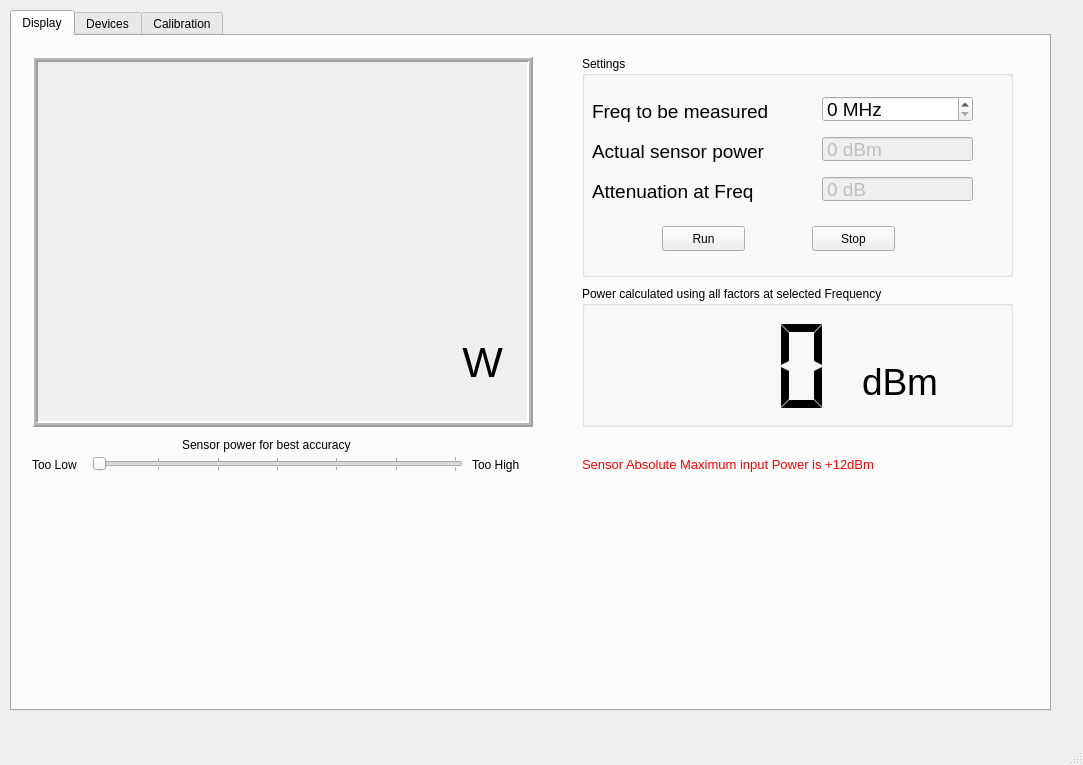
This is powerMeter.ui in g4ixt/RFPowerMeter as Qt 5 draws it before an edit. The edited form follows.
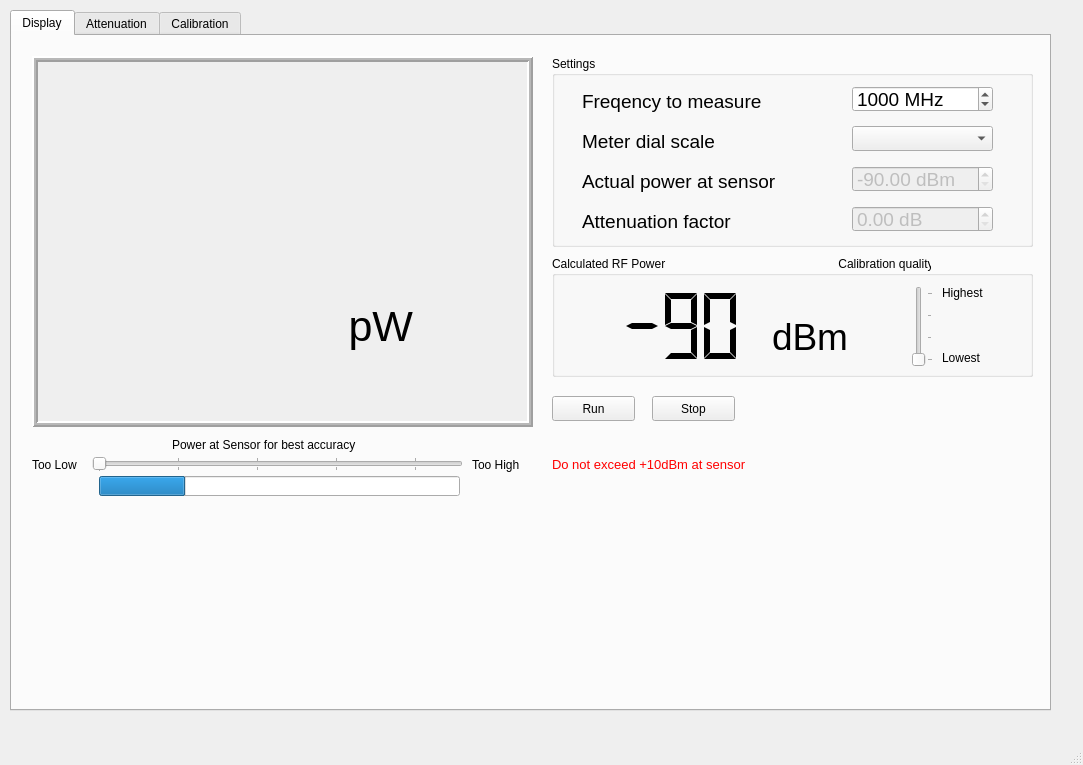
This is the edited form. The open tabs and pages were chosen to show the change. Custom widgets are drawn as their Qt base class.

```diff
--- a/powerMeter.ui
+++ b/powerMeter.ui
@@ -33,36 +33,6 @@
      <attribute name="title">
       <string>Display</string>
      </attribute>
-     <widget class="QLCDNumber" name="lcd">
-      <property name="geometry">
-       <rect>
-        <x>590</x>
-        <y>280</y>
-        <width>251</width>
-        <height>101</height>
-       </rect>
-      </property>
-      <property name="font">
-       <font>
-        <pointsize>20</pointsize>
-       </font>
-      </property>
-      <property name="frameShape">
-       <enum>QFrame::NoFrame</enum>
-      </property>
-      <property name="smallDecimalPoint">
-       <bool>false</bool>
-      </property>
-      <property name="digitCount">
-       <number>4</number>
-      </property>
-      <property name="mode">
-       <enum>QLCDNumber::Dec</enum>
-      </property>
-      <property name="segmentStyle">
-       <enum>QLCDNumber::Flat</enum>
-      </property>
-     </widget>
      <widget class="QFrame" name="frame">
       <property name="geometry">
        <rect>
@@ -102,11 +72,11 @@
        <property name="styleSheet">
         <string notr="true"/>
        </property>
-       <widget class="QLabel" name="label_4">
+       <widget class="QLabel" name="powerUnit">
         <property name="geometry">
          <rect>
-          <x>360</x>
-          <y>246</y>
+          <x>270</x>
+          <y>210</y>
           <width>91</width>
           <height>61</height>
          </rect>
@@ -120,7 +90,7 @@
          <enum>Qt::LeftToRight</enum>
         </property>
         <property name="text">
-         <string>W</string>
+         <string>pW</string>
         </property>
         <property name="alignment">
          <set>Qt::AlignRight|Qt::AlignTrailing|Qt::AlignVCenter</set>
@@ -128,31 +98,13 @@
        </widget>
       </widget>
      </widget>
-     <widget class="QLabel" name="powerUnit">
-      <property name="geometry">
-       <rect>
-        <x>850</x>
-        <y>310</y>
-        <width>101</width>
-        <height>71</height>
-       </rect>
-      </property>
-      <property name="font">
-       <font>
-        <pointsize>28</pointsize>
-       </font>
-      </property>
-      <property name="text">
-       <string>dBm</string>
-      </property>
-     </widget>
      <widget class="QGroupBox" name="groupBox_3">
       <property name="geometry">
        <rect>
-        <x>570</x>
+        <x>540</x>
         <y>20</y>
-        <width>431</width>
-        <height>221</height>
+        <width>481</width>
+        <height>191</height>
        </rect>
       </property>
       <property name="title">
@@ -161,9 +113,9 @@
       <widget class="QSpinBox" name="freqBox">
        <property name="geometry">
         <rect>
-         <x>240</x>
-         <y>40</y>
-         <width>151</width>
+         <x>300</x>
+         <y>30</y>
+         <width>141</width>
          <height>26</height>
         </rect>
        </property>
@@ -175,16 +127,25 @@
        <property name="suffix">
         <string> MHz</string>
        </property>
+       <property name="minimum">
+        <number>1</number>
+       </property>
        <property name="maximum">
         <number>6000</number>
        </property>
+       <property name="singleStep">
+        <number>100</number>
+       </property>
+       <property name="value">
+        <number>1000</number>
+       </property>
       </widget>
       <widget class="QLabel" name="label_8">
        <property name="geometry">
         <rect>
-         <x>10</x>
-         <y>40</y>
-         <width>221</width>
+         <x>30</x>
+         <y>30</y>
+         <width>251</width>
          <height>30</height>
         </rect>
        </property>
@@ -194,45 +155,15 @@
         </font>
        </property>
        <property name="text">
-        <string>Freq to be measured</string>
-       </property>
-      </widget>
-      <widget class="QSpinBox" name="sensorPower">
-       <property name="enabled">
-        <bool>false</bool>
-       </property>
-       <property name="geometry">
-        <rect>
-         <x>240</x>
-         <y>80</y>
-         <width>151</width>
-         <height>26</height>
-        </rect>
-       </property>
-       <property name="font">
-        <font>
-         <pointsize>14</pointsize>
-        </font>
-       </property>
-       <property name="buttonSymbols">
-        <enum>QAbstractSpinBox::NoButtons</enum>
-       </property>
-       <property name="suffix">
-        <string> dBm</string>
-       </property>
-       <property name="minimum">
-        <number>-80</number>
-       </property>
-       <property name="maximum">
-        <number>10</number>
+        <string>Freqency to measure</string>
        </property>
       </widget>
       <widget class="QLabel" name="label_10">
        <property name="geometry">
         <rect>
-         <x>10</x>
-         <y>120</y>
-         <width>221</width>
+         <x>30</x>
+         <y>150</y>
+         <width>251</width>
          <height>30</height>
         </rect>
        </property>
@@ -242,18 +173,18 @@
         </font>
        </property>
        <property name="text">
-        <string>Attenuation at Freq</string>
+        <string>Attenuation factor</string>
        </property>
       </widget>
-      <widget class="QSpinBox" name="totalAttenuation">
+      <widget class="QDoubleSpinBox" name="totalLoss">
        <property name="enabled">
         <bool>false</bool>
        </property>
        <property name="geometry">
         <rect>
-         <x>240</x>
-         <y>120</y>
-         <width>151</width>
+         <x>300</x>
+         <y>150</y>
+         <width>141</width>
          <height>26</height>
         </rect>
        </property>
@@ -262,67 +193,96 @@
          <pointsize>14</pointsize>
         </font>
        </property>
-       <property name="buttonSymbols">
-        <enum>QAbstractSpinBox::NoButtons</enum>
-       </property>
        <property name="suffix">
         <string> dB</string>
        </property>
+       <property name="singleStep">
+        <double>0.010000000000000</double>
+       </property>
+      </widget>
+      <widget class="QDoubleSpinBox" name="sensorPower">
+       <property name="enabled">
+        <bool>false</bool>
+       </property>
+       <property name="geometry">
+        <rect>
+         <x>300</x>
+         <y>110</y>
+         <width>141</width>
+         <height>26</height>
+        </rect>
+       </property>
+       <property name="font">
+        <font>
+         <pointsize>14</pointsize>
+        </font>
+       </property>
+       <property name="suffix">
+        <string> dBm</string>
+       </property>
        <property name="minimum">
-        <number>-80</number>
+        <double>-90.000000000000000</double>
        </property>
        <property name="maximum">
-        <number>10</number>
+        <double>20.000000000000000</double>
        </property>
+       <property name="singleStep">
+        <double>0.010000000000000</double>
+       </property>
+       <property name="value">
+        <double>-90.000000000000000</double>
+       </property>
       </widget>
-      <widget class="QPushButton" name="runButton">
+      <widget class="QLabel" name="label_9">
        <property name="geometry">
         <rect>
-         <x>80</x>
-         <y>170</y>
-         <width>83</width>
-         <height>25</height>
+         <x>30</x>
+         <y>110</y>
+         <width>251</width>
+         <height>30</height>
         </rect>
        </property>
+       <property name="font">
+        <font>
+         <pointsize>14</pointsize>
+        </font>
+       </property>
        <property name="text">
-        <string>Run</string>
+        <string>Actual power at sensor</string>
        </property>
       </widget>
-      <widget class="QPushButton" name="stopButton">
+      <widget class="QComboBox" name="Scale">
        <property name="geometry">
         <rect>
-         <x>230</x>
-         <y>170</y>
-         <width>83</width>
+         <x>300</x>
+         <y>70</y>
+         <width>141</width>
          <height>25</height>
         </rect>
        </property>
+      </widget>
+      <widget class="QLabel" name="label_11">
+       <property name="geometry">
+        <rect>
+         <x>30</x>
+         <y>70</y>
+         <width>251</width>
+         <height>30</height>
+        </rect>
+       </property>
+       <property name="font">
+        <font>
+         <pointsize>14</pointsize>
+        </font>
+       </property>
        <property name="text">
-        <string>Stop</string>
+        <string>Meter dial scale</string>
        </property>
       </widget>
      </widget>
-     <widget class="QLabel" name="label_9">
-      <property name="geometry">
-       <rect>
-        <x>580</x>
-        <y>100</y>
-        <width>221</width>
-        <height>30</height>
-       </rect>
-      </property>
-      <property name="font">
-       <font>
-        <pointsize>14</pointsize>
-       </font>
-      </property>
-      <property name="text">
-       <string>Actual sensor power</string>
-      </property>
-     </widget>
-     <widget class="QSlider" name="horizontalSlider">
+     <widget class="QSlider" name="powerSlider">
       <property name="enabled">
-       <bool>false</bool>
+       <bool>true</bool>
       </property>
       <property name="geometry">
        <rect>
@@ -333,13 +293,13 @@
        </rect>
       </property>
       <property name="minimum">
-       <number>-60</number>
+       <number>-50</number>
       </property>
       <property name="maximum">
-       <number>0</number>
+       <number>-5</number>
       </property>
       <property name="value">
-       <number>-60</number>
+       <number>-50</number>
       </property>
       <property name="orientation">
        <enum>Qt::Horizontal</enum>
@@ -380,14 +340,14 @@
      <widget class="QLabel" name="label_13">
       <property name="geometry">
        <rect>
-        <x>170</x>
+        <x>160</x>
         <y>400</y>
-        <width>221</width>
+        <width>241</width>
         <height>17</height>
        </rect>
       </property>
       <property name="text">
-       <string>Sensor power for best accuracy</string>
+       <string>Power at Sensor for best accuracy</string>
       </property>
      </widget>
      <widget class="PlotWidget" name="powerGraph" native="true">
@@ -395,7 +355,7 @@
        <rect>
         <x>30</x>
         <y>460</y>
-        <width>971</width>
+        <width>991</width>
         <height>191</height>
        </rect>
       </property>
@@ -403,22 +363,138 @@
      <widget class="QGroupBox" name="groupBox">
       <property name="geometry">
        <rect>
-        <x>570</x>
-        <y>250</y>
-        <width>431</width>
-        <height>141</height>
+        <x>540</x>
+        <y>220</y>
+        <width>481</width>
+        <height>121</height>
        </rect>
       </property>
       <property name="title">
-       <string>Power calculated using all factors at selected Frequency</string>
+       <string>Calculated RF Power                                                    Calibration quality   </string>
       </property>
+      <widget class="QLCDNumber" name="lcd">
+       <property name="geometry">
+        <rect>
+         <x>20</x>
+         <y>30</y>
+         <width>181</width>
+         <height>81</height>
+        </rect>
+       </property>
+       <property name="font">
+        <font>
+         <pointsize>20</pointsize>
+        </font>
+       </property>
+       <property name="frameShape">
+        <enum>QFrame::NoFrame</enum>
+       </property>
+       <property name="smallDecimalPoint">
+        <bool>false</bool>
+       </property>
+       <property name="digitCount">
+        <number>4</number>
+       </property>
+       <property name="mode">
+        <enum>QLCDNumber::Dec</enum>
+       </property>
+       <property name="segmentStyle">
+        <enum>QLCDNumber::Flat</enum>
+       </property>
+       <property name="value" stdset="0">
+        <double>-90.000000000000000</double>
+       </property>
+       <property name="intValue" stdset="0">
+        <number>-90</number>
+       </property>
+      </widget>
+      <widget class="QLabel" name="dBm">
+       <property name="geometry">
+        <rect>
+         <x>220</x>
+         <y>50</y>
+         <width>101</width>
+         <height>61</height>
+        </rect>
+       </property>
+       <property name="font">
+        <font>
+         <pointsize>28</pointsize>
+        </font>
+       </property>
+       <property name="text">
+        <string>dBm</string>
+       </property>
+      </widget>
+      <widget class="QSlider" name="calQuality">
+       <property name="geometry">
+        <rect>
+         <x>360</x>
+         <y>30</y>
+         <width>21</width>
+         <height>81</height>
+        </rect>
+       </property>
+       <property name="sizePolicy">
+        <sizepolicy hsizetype="Fixed" vsizetype="Expanding">
+         <horstretch>0</horstretch>
+         <verstretch>0</verstretch>
+        </sizepolicy>
+       </property>
+       <property name="font">
+        <font>
+         <pointsize>9</pointsize>
+        </font>
+       </property>
+       <property name="minimum">
+        <number>1</number>
+       </property>
+       <property name="maximum">
+        <number>4</number>
+       </property>
+       <property name="orientation">
+        <enum>Qt::Vertical</enum>
+       </property>
+       <property name="tickPosition">
+        <enum>QSlider::TicksBelow</enum>
+       </property>
+       <property name="tickInterval">
+        <number>1</number>
+       </property>
+      </widget>
+      <widget class="QLabel" name="label">
+       <property name="geometry">
+        <rect>
+         <x>390</x>
+         <y>27</y>
+         <width>71</width>
+         <height>20</height>
+        </rect>
+       </property>
+       <property name="text">
+        <string>Highest</string>
+       </property>
+      </widget>
+      <widget class="QLabel" name="label_6">
+       <property name="geometry">
+        <rect>
+         <x>390</x>
+         <y>92</y>
+         <width>71</width>
+         <height>20</height>
+        </rect>
+       </property>
+       <property name="text">
+        <string>Lowest</string>
+       </property>
+      </widget>
      </widget>
      <widget class="QLabel" name="label_3">
       <property name="geometry">
        <rect>
-        <x>570</x>
+        <x>540</x>
         <y>420</y>
-        <width>361</width>
+        <width>261</width>
         <height>17</height>
        </rect>
       </property>
@@ -431,7 +507,52 @@
        <string notr="true">color: rgb(255, 0, 0);</string>
       </property>
       <property name="text">
-       <string>Sensor Absolute Maximum input Power is +12dBm</string>
+       <string>Do not exceed +10dBm at sensor</string>
+      </property>
+     </widget>
+     <widget class="QPushButton" name="runButton">
+      <property name="geometry">
+       <rect>
+        <x>540</x>
+        <y>360</y>
+        <width>83</width>
+        <height>25</height>
+       </rect>
+      </property>
+      <property name="text">
+       <string>Run</string>
+      </property>
+     </widget>
+     <widget class="QPushButton" name="stopButton">
+      <property name="geometry">
+       <rect>
+        <x>640</x>
+        <y>360</y>
+        <width>83</width>
+        <height>25</height>
+       </rect>
+      </property>
+      <property name="text">
+       <string>Stop</string>
+      </property>
+     </widget>
+     <widget class="QProgressBar" name="progressBar">
+      <property name="geometry">
+       <rect>
+        <x>87</x>
+        <y>440</y>
+        <width>361</width>
+        <height>20</height>
+       </rect>
+      </property>
+      <property name="value">
+       <number>24</number>
+      </property>
+      <property name="textVisible">
+       <bool>false</bool>
+      </property>
+      <property name="invertedAppearance">
+       <bool>false</bool>
       </property>
      </widget>
      <zorder>groupBox</zorder>
@@ -449,7 +570,7 @@
     </widget>
     <widget class="QWidget" name="tab_2">
      <attribute name="title">
-      <string>Devices</string>
+      <string>Attenuation</string>
      </attribute>
      <widget class="QGroupBox" name="groupBox_2">
       <property name="geometry">
```
Left out of the diff: 108 changed lines with no effect on the pictures.
